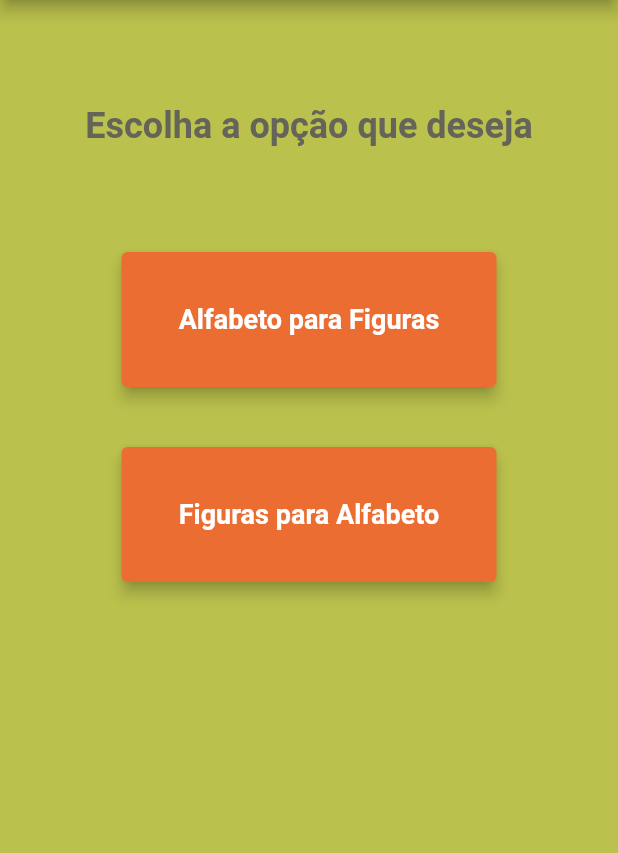
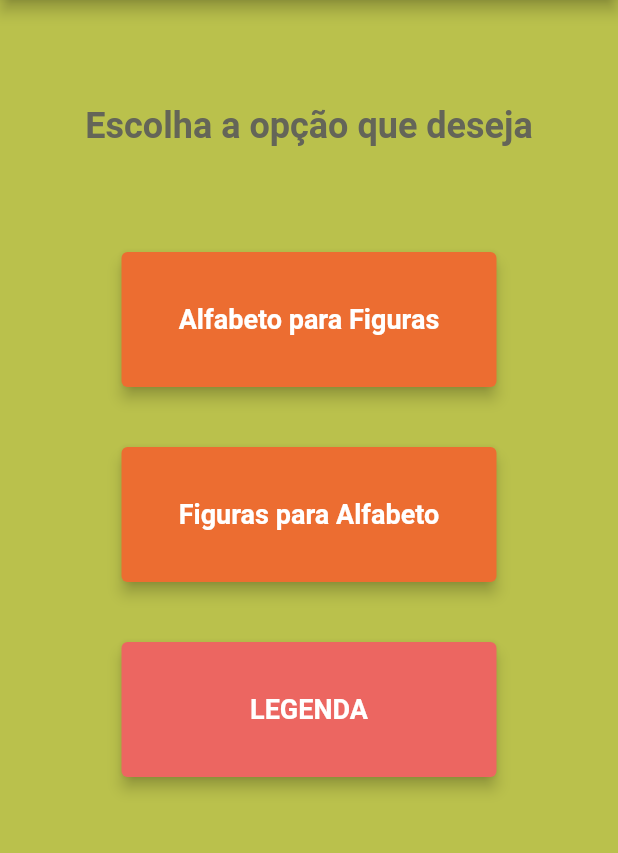
Before and after one commit to GuilhermeSilvestre/CriptoApp, a Flutter app: the FigurasChoice screen opened by its route, on a phone screen of 412 x 824 dp, the part 84-937 px from its top. Run offline on Flutter 3.47's test engine with Material 2 defaults, Android fonts, the phone set to English and light mode, and no system bars; our stand-ins replace shared_preferences; accounts and stored records are empty.

Commit message:
Atualizando figuras e adicionando legenda

```diff
--- a/lib/figurasChoice.dart
+++ b/lib/figurasChoice.dart
@@ -1,3 +1,4 @@
+import 'package:criptoapp/alfabetoImagens.dart';
 import 'package:flutter/material.dart';
 import 'constants.dart';
 import 'figurasFinal.dart';
@@ -73,6 +74,24 @@ class _FigurasChoiceState extends State<FigurasChoice> {
                   ),
                 ),
               ),
+              SizedBox(
+                height: 40,
+              ),
+              ElevatedButton(
+                onPressed: () {
+                  Navigator.pushNamed(context, AlfabetoImagens.id);
+                },
+                child: const Text('LEGENDA'),
+                style: ElevatedButton.styleFrom(
+                  fixedSize: const Size(250, 90),
+                  elevation: 4,
+                  primary: const Color(0xffEC6661),
+                  textStyle: const TextStyle(
+                    fontSize: 18,
+                    fontWeight: FontWeight.bold,
+                  ),
+                ),
+              ),
             ],
           ),
         ),
--- a/lib/figurasFinal.dart
+++ b/lib/figurasFinal.dart
@@ -2,6 +2,7 @@ import 'package:flutter/material.dart';
 import 'constants.dart';
 import 'main.dart';
 import 'package:flutter/services.dart';
+import 'alfabetoImagens.dart';
 
 class FigurasFinal extends StatefulWidget {
   const FigurasFinal({Key? key}) : super(key: key);
--- a/lib/main.dart
+++ b/lib/main.dart
@@ -7,6 +7,7 @@ import 'figurasChoice.dart';
 import 'figurasFinal2.dart';
 import 'cifraFinal2.dart';
 import 'cifraChave.dart';
+import 'alfabetoImagens.dart';
 
 void main() {
   runApp(const MyApp());
@@ -33,6 +34,7 @@ class MyApp extends StatelessWidget {
         CifraChoice.id: (context) => CifraChoice(),
         CifraFinal.id: (context) => CifraFinal(),
         CifraFinal2.id: (context) => CifraFinal2(),
+        AlfabetoImagens.id: (context) => AlfabetoImagens(),
       },
     );
   }
--- a/pubspec.yaml
+++ b/pubspec.yaml
@@ -42,7 +42,6 @@ flutter:
 
   uses-material-design: true
 
-  # To add assets to your application, add an assets section, like this:
-  # assets:
-  #   - images/a_dot_burr.jpeg
+  assets:
+    - images/
   #   - images/a_dot_ham.jpeg
```
Also changed, not shown: lib/alfabetoImagens.dart (added, +67 -0 lines), images/legenda.png (added).
